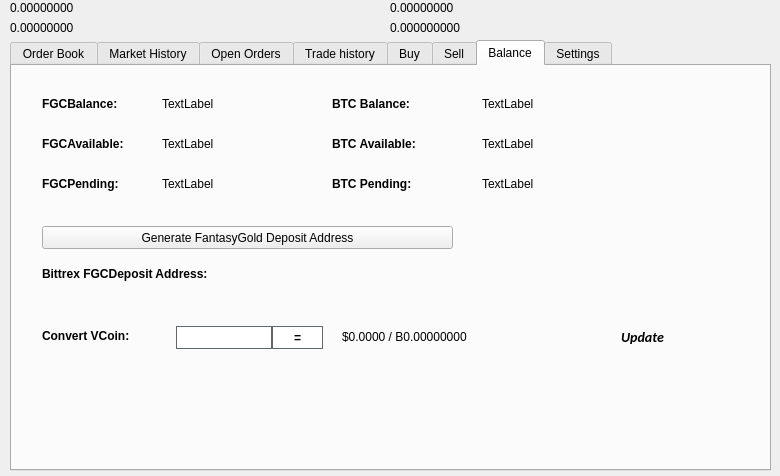
Old version of the form src/qt/forms/tradingdialog.ui in the repository FantasyGold/FantasyGold-Core.
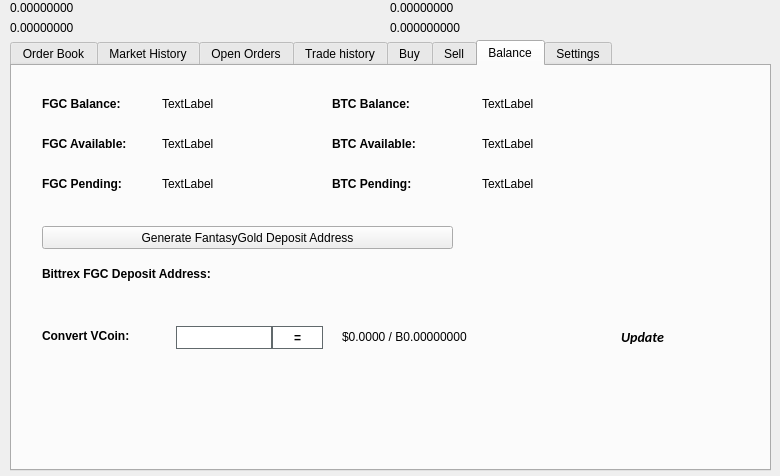
New version of the form. The open tabs and pages were chosen to show the change. Icons and pictures are not drawn.

Diff of the .ui file:
```diff
--- a/src/qt/forms/tradingdialog.ui
+++ b/src/qt/forms/tradingdialog.ui
@@ -2762,7 +2762,7 @@
       </font>
      </property>
      <property name="text">
-      <string>FGCBalance:</string>
+      <string>FGC Balance:</string>
      </property>
     </widget>
     <widget class="QLabel" name="label_12">
@@ -2813,7 +2813,7 @@
       </font>
      </property>
      <property name="text">
-      <string>FGCAvailable:</string>
+      <string>FGC Available:</string>
      </property>
     </widget>
     <widget class="QLabel" name="label_14">
@@ -2832,7 +2832,7 @@
       </font>
      </property>
      <property name="text">
-      <string>FGCPending:</string>
+      <string>FGC Pending:</string>
      </property>
     </widget>
     <widget class="QLabel" name="FGCPendingLabel">
@@ -2928,7 +2928,7 @@
       </font>
      </property>
      <property name="text">
-      <string>Bittrex FGCDeposit Address:</string>
+      <string>Bittrex FGC Deposit Address:</string>
      </property>
     </widget>
     <widget class="QPushButton" name="GenDepositBTN">
```
Left out of the diff: 2 changed lines with no effect on the pictures.
